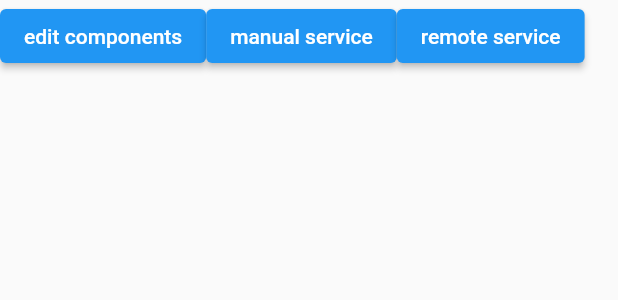
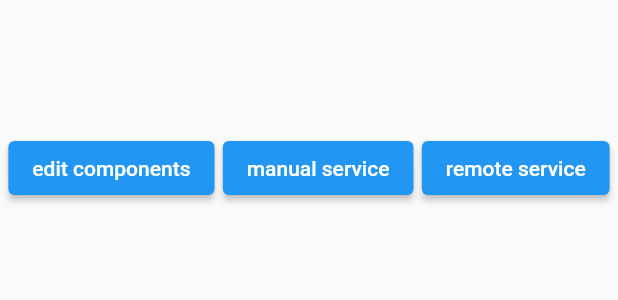
Before and after one commit to filipagh/cmms, a Flutter app: the CreateTaskForm widget shown alone on an empty page, opened directly with empty values, on a phone screen of 412 x 824 dp. Shown: the top 300 px of the screen. Run offline on Flutter 3.47's test engine with Material 2 defaults, Android fonts, the phone set to English and light mode, and no system bars; our stand-ins replace get, url_strategy.

Commit message:
new task

```diff
--- a/lib/models/task_component.dart
+++ b/lib/models/task_component.dart
@@ -12,5 +12,6 @@ class TaskComponent {
   late String? assignedComponentId;
   late TaskComponentStatus status;
 
-  TaskComponent(this.id, this.actionId, this.productId, this.status);
+  TaskComponent(this.id, this.actionId, this.productId, this.status,
+      [this.assignedComponentId]);
 }
--- a/lib/widgets/forms/tasks/create_task.dart
+++ b/lib/widgets/forms/tasks/create_task.dart
@@ -2,7 +2,6 @@ import 'package:flutter/cupertino.dart';
 import 'package:flutter/material.dart';
 import 'package:get/get.dart';
 import 'package:open_cmms/models/aggregates/task.dart';
-import 'package:open_cmms/models/station.dart';
 import 'package:open_cmms/models/task_action.dart';
 import 'package:open_cmms/models/task_component.dart';
 import 'package:open_cmms/states/items_state.dart';
@@ -16,26 +15,22 @@ class CreateTaskForm extends StatelessWidget implements hasFormTitle {
   final ItemsState _itemsState = Get.find();
   final AssetTypesState _typeState = Get.find();
 
-
-  CreateTaskForm({Key? key, required Station station, TaskAggregate? task})
-      : super(key: key) {
-    this.task = task ?? TaskAggregate(station);
-  }
-
+  CreateTaskForm({Key? key, required this.task}) : super(key: key);
 
   @override
   Widget build(BuildContext context) {
     return Column(
+      mainAxisAlignment: MainAxisAlignment.center,
       children: [
         Row(
+          mainAxisAlignment: MainAxisAlignment.spaceEvenly,
           children: [
             ElevatedButton(onPressed: () {}, child: Text("edit components")),
             ElevatedButton(onPressed: () {}, child: Text("manual service")),
             ElevatedButton(onPressed: () {}, child: Text("remote service")),
           ],
         ),
-        Container(height: 600,width: 500,
-            child: buildTaskActionList()),
+        Container(height: 600, width: 500, child: buildTaskActionList()),
       ],
     );
   }
@@ -52,9 +47,7 @@ class CreateTaskForm extends StatelessWidget implements hasFormTitle {
 
   Widget buildTaskActionList() {
     return Obx(() {
-      return ListView(
-          children: buildActionsTiles()
-      );
+      return ListView(children: buildActionsTiles());
     });
   }
 
@@ -86,13 +79,12 @@ class CreateTaskForm extends StatelessWidget implements hasFormTitle {
     }
   }
 
-  buildComponentsString(List<TaskComponent>? taskComponent) {
+  Widget buildComponentsString(List<TaskComponent>? taskComponent) {
     var string = '';
     taskComponent?.forEach((element) {
       string =
           string + ' ' + _typeState.getAssetTypeById(element.productId)!.name;
     });
-    return string.trim();
+    return Text(string.trim());
   }
-
 }
```
Also changed, not shown: lib/models/aggregates/task.dart (+28 -1 lines), lib/pages/tasks.dart (+7 -3 lines), lib/widgets/forms/components/components_form.dart (+53 -27 lines), pubspec.lock.
